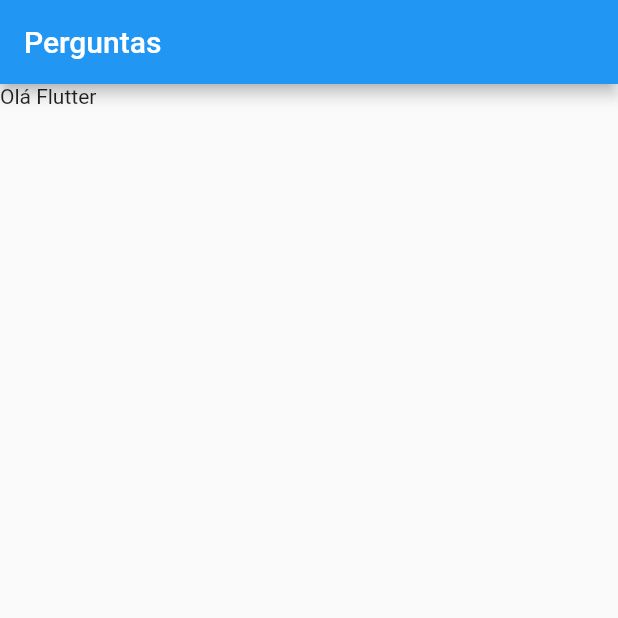
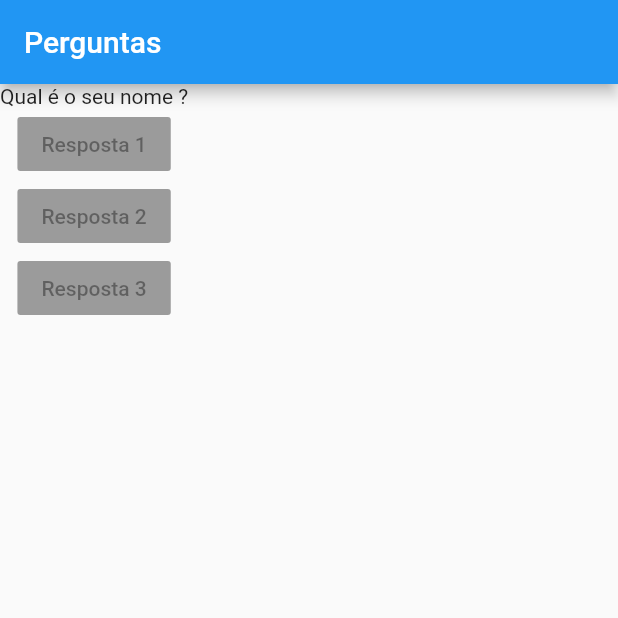
Before and after one commit to wagner92sr/flutterFirstApp, a Flutter app: the screen it shows after launch, on a phone screen of 412 x 824 dp, the top half of it. Run offline on Flutter 3.47's test engine with Material 2 defaults, Android fonts, the phone set to English and light mode, and no system bars.

Commit message:
Montando a estrutura do app

```diff
--- a/lib/main.dart
+++ b/lib/main.dart
@@ -7,12 +7,34 @@ class PerguntaApp extends StatelessWidget{
 
   @override
   Widget build(BuildContext context){
+
+    final List<String> perguntas = [//List<String> nao eh necessario por causa da inferencia de tipo
+      'Qual é o seu nome ?',
+      'Qual é a sua cor favorita ?'
+    ];
+
     return MaterialApp(
       home: Scaffold(
         appBar: AppBar(
           title: Text('Perguntas'),
         ),
-        body: Text('Olá Flutter'),
+        body: Column(
+          children: <Widget>[
+            Text(perguntas[0]),
+            RaisedButton(
+              child: Text('Resposta 1'),
+              onPressed: null,
+            ),
+            RaisedButton(
+              child: Text('Resposta 2'),
+              onPressed: null,
+            ) ,
+            RaisedButton(
+              child: Text('Resposta 3'),
+              onPressed: null,
+            )
+          ],
+        ),
       )
     );
   }
```
